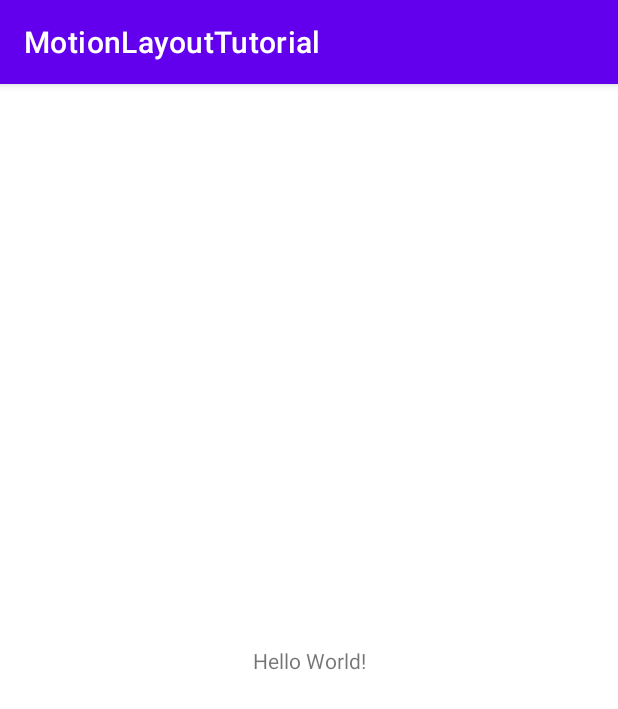
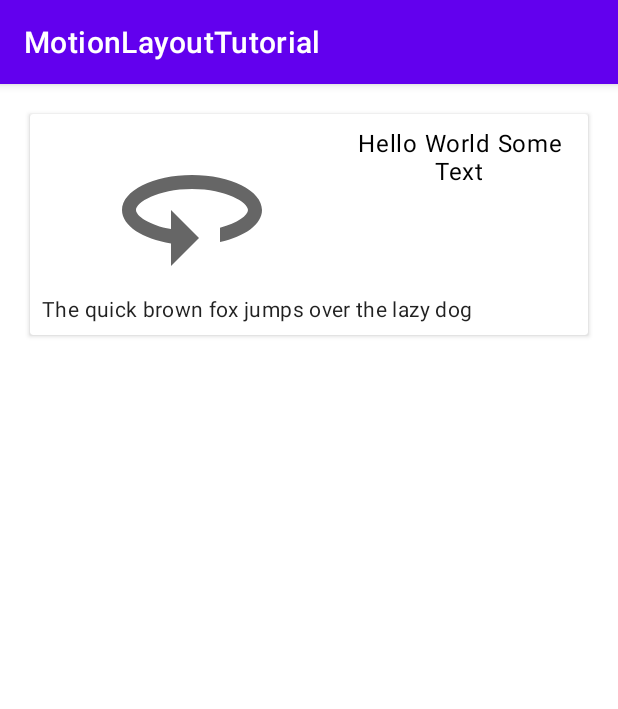
Before and after one commit to azim00/MotionLayoutTutorial, an Android app: the screen it shows after launch (MainActivity), on a phone screen of 412 x 824 dp. Shown: the top 709 px of the screen. Run offline under Robolectric (Android 15) with nearby library versions, the phone set to English and light mode, and no system bars.

Commit message:
Adding simple constraint layout

```diff
--- a/app/build.gradle
+++ b/app/build.gradle
@@ -36,8 +36,8 @@ dependencies {
     implementation 'androidx.core:core-ktx:1.5.0'
     implementation 'androidx.appcompat:appcompat:1.3.0'
     implementation 'com.google.android.material:material:1.3.0'
-    implementation 'androidx.constraintlayout:constraintlayout:2.0.4'
-    testImplementation 'junit:junit:4.+'
+    implementation "androidx.constraintlayout:constraintlayout:${constraint_layout}"
+    testImplementation 'junit:junit:4.13.2'
     androidTestImplementation 'androidx.test.ext:junit:1.1.2'
     androidTestImplementation 'androidx.test.espresso:espresso-core:3.3.0'
 }
--- /dev/null
+++ b/app/src/main/res/drawable/ic_baseline_360_24.xml
@@ -0,0 +1,11 @@
+<vector xmlns:android="http://schemas.android.com/apk/res/android"
+    android:width="24dp"
+    android:height="24dp"
+    android:viewportWidth="24"
+    android:viewportHeight="24"
+    android:tint="?attr/colorControlNormal"
+    android:autoMirrored="true">
+  <path
+      android:fillColor="@android:color/white"
+      android:pathData="M12,7C6.48,7 2,9.24 2,12c0,2.24 2.94,4.13 7,4.77V20l4,-4 -4,-4v2.73c-3.15,-0.56 -5,-1.9 -5,-2.73 0,-1.06 3.04,-3 8,-3s8,1.94 8,3c0,0.73 -1.46,1.89 -4,2.53v2.05c3.53,-0.77 6,-2.53 6,-4.58 0,-2.76 -4.48,-5 -10,-5z"/>
+</vector>
--- a/app/src/main/res/layout/activity_main.xml
+++ b/app/src/main/res/layout/activity_main.xml
@@ -1,18 +1,58 @@
 <?xml version="1.0" encoding="utf-8"?>
-<androidx.constraintlayout.widget.ConstraintLayout xmlns:android="http://schemas.android.com/apk/res/android"
+<androidx.appcompat.widget.LinearLayoutCompat xmlns:android="http://schemas.android.com/apk/res/android"
     xmlns:app="http://schemas.android.com/apk/res-auto"
     xmlns:tools="http://schemas.android.com/tools"
     android:layout_width="match_parent"
     android:layout_height="match_parent"
+    android:orientation="vertical"
     tools:context=".MainActivity">
 
-    <TextView
-        android:layout_width="wrap_content"
+    <androidx.cardview.widget.CardView
+        android:layout_width="match_parent"
         android:layout_height="wrap_content"
-        android:text="Hello World!"
-        app:layout_constraintBottom_toBottomOf="parent"
-        app:layout_constraintLeft_toLeftOf="parent"
-        app:layout_constraintRight_toRightOf="parent"
-        app:layout_constraintTop_toTopOf="parent" />
+        android:layout_margin="20dp">
 
-</androidx.constraintlayout.widget.ConstraintLayout>
+        <androidx.constraintlayout.widget.ConstraintLayout
+            android:layout_width="match_parent"
+            android:padding="8dp"
+            android:layout_height="wrap_content">
+
+            <androidx.appcompat.widget.AppCompatImageView
+                android:id="@+id/image"
+                android:layout_width="200dp"
+                android:layout_height="0dp"
+                android:src="@drawable/ic_baseline_360_24"
+                app:layout_constraintDimensionRatio="16:9"
+                app:layout_constraintStart_toStartOf="parent"
+                app:layout_constraintTop_toTopOf="parent" />
+
+            <androidx.appcompat.widget.AppCompatTextView
+                style="@style/TextAppearance.MaterialComponents.Body1"
+                android:layout_width="0dp"
+                android:layout_height="0dp"
+                android:text="Hello World Some Text"
+                android:textAlignment="center"
+                android:textColor="@color/black"
+                app:layout_constraintBottom_toBottomOf="@+id/image"
+                app:layout_constraintEnd_toEndOf="parent"
+                app:layout_constraintStart_toEndOf="@+id/image"
+                app:layout_constraintTop_toTopOf="parent" />
+
+            <androidx.appcompat.widget.AppCompatTextView
+                android:layout_width="0dp"
+                android:layout_height="wrap_content"
+                android:id="@+id/subtitle"
+                app:layout_constraintTop_toBottomOf="@+id/image"
+                app:layout_constraintStart_toStartOf="parent"
+                app:layout_constraintEnd_toEndOf="parent"
+                app:layout_constraintBottom_toBottomOf="parent"
+                style="@style/TextAppearance.MaterialComponents.Body2"
+                android:text="The quick brown fox jumps over the lazy dog"
+                />
+
+
+        </androidx.constraintlayout.widget.ConstraintLayout>
+    </androidx.cardview.widget.CardView>
+
+
+</androidx.appcompat.widget.LinearLayoutCompat>
--- a/build.gradle
+++ b/build.gradle
@@ -1,5 +1,8 @@
 // Top-level build file where you can add configuration options common to all sub-projects/modules.
 buildscript {
+    ext{
+        constraint_layout = "2.0.4"
+    }
     repositories {
         google()
         mavenCentral()
```
Also changed, not shown: 1 other file.
